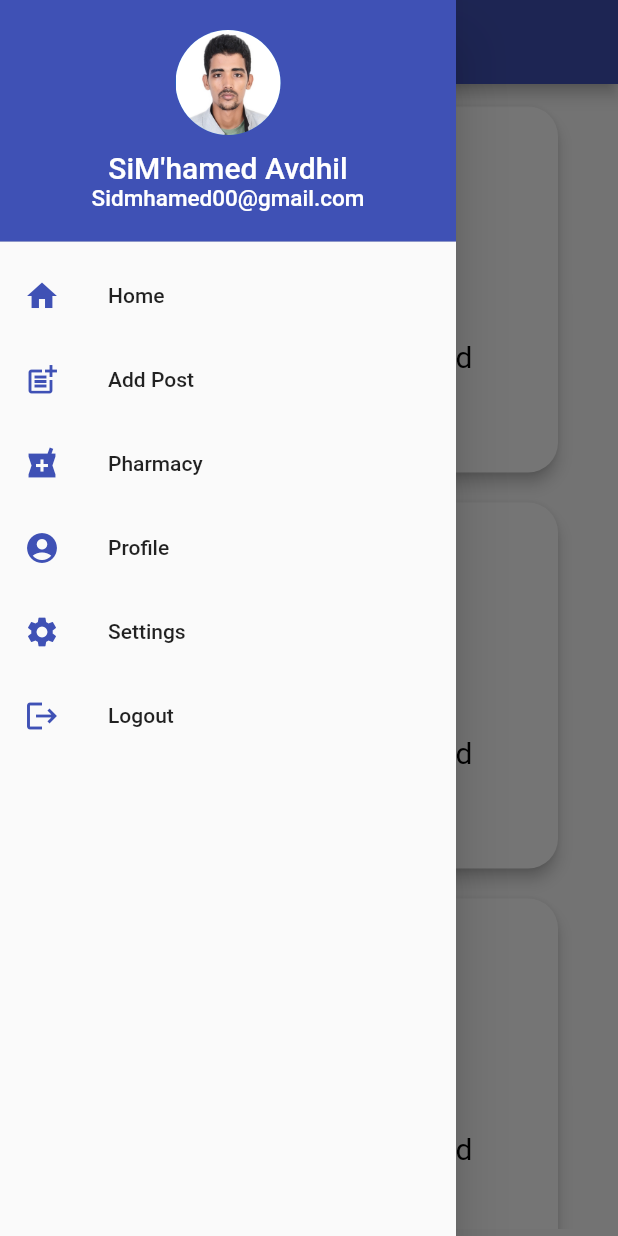
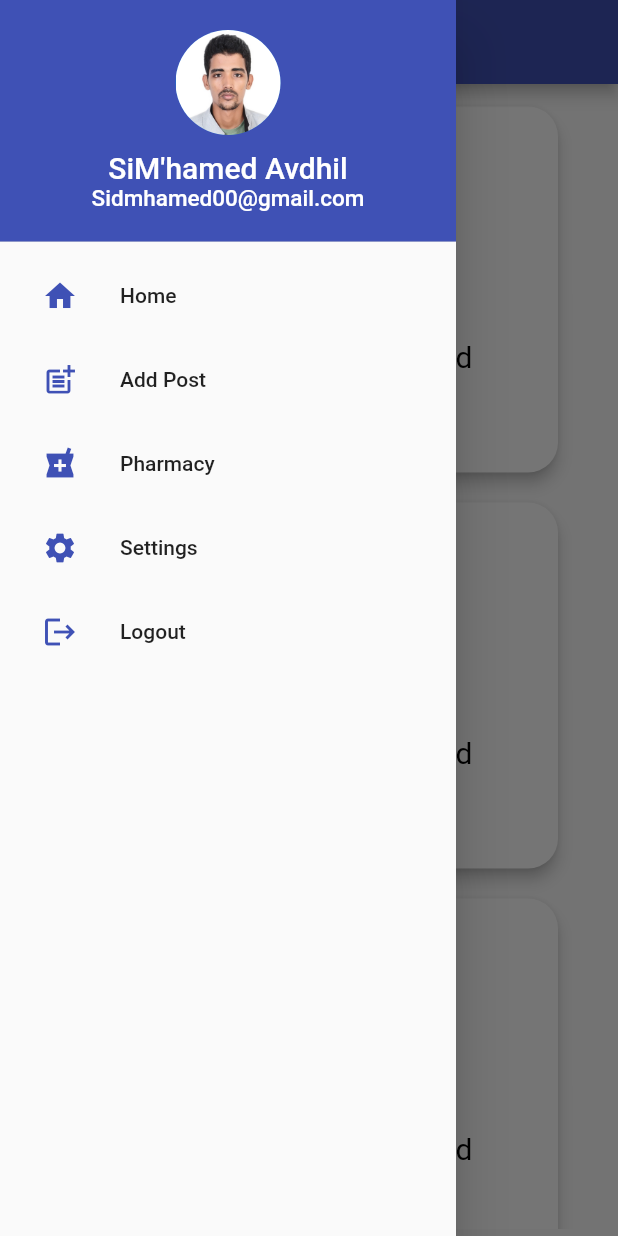
Before and after one commit to SidMhamed/AssistantApp, a Flutter app: the Home screen opened by its route, with the side drawer open, on a phone screen of 412 x 824 dp. Run offline on Flutter 3.47's test engine with Material 2 defaults, Android fonts, the phone set to English and light mode, and no system bars; our stand-ins replace image_picker.

Commit message:
Some Changes

```diff
--- a/lib/UI/Home.dart
+++ b/lib/UI/Home.dart
@@ -1,3 +1,4 @@
+import 'package:AssistantApp/UI/Settings.dart';
 import 'package:flutter/material.dart';
 
 class Home extends StatefulWidget {
@@ -52,7 +53,12 @@ class _HomeState extends State<Home> {
               ),
             ),
             ListTile(
-              leading: Icon(Icons.home,color: Colors.indigo,),
+              leading:IconButton(
+                icon: Icon(
+                  Icons.home,
+                  color: Colors.indigo,
+                ), onPressed: () {},
+              ),
               title: Text('Home'),
               onTap: () {
                 print('Home click me');
@@ -60,7 +66,12 @@ class _HomeState extends State<Home> {
               },
             ),
             ListTile(
-              leading: Icon(Icons.post_add,color: Colors.indigo,),
+              leading:IconButton(
+                icon: Icon(
+                  Icons.post_add,
+                  color: Colors.indigo,
+                ), onPressed: () {},
+              ),
               title: Text('Add Post'),
               onTap: () {
                 print('Add Post click me');
@@ -68,25 +79,39 @@ class _HomeState extends State<Home> {
               },
             ),
             ListTile(
-              leading: Icon(Icons.local_pharmacy,color: Colors.indigo,),
+              leading: IconButton(
+                icon: Icon(
+                  Icons.local_pharmacy,
+                  color: Colors.indigo,
+                ), onPressed: () {},
+              ),
               title: Text('Pharmacy'),
               onTap: () {
                 print('Pharmacy click me');
                 Navigator.pop(context);
               },
             ),
+            // ListTile(
+            //   leading: IconButton(
+            //     icon: Icon(
+            //       Icons.account_circle,
+            //       color: Colors.indigo,
+            //     ), onPressed: () {},
+            //   ),
+            //   title: Text('Profile'),
+            //   onTap: () {
+            //     print('Profile click me');
+            //     Navigator.pop(context);
+            //   },
+            // ),
             ListTile(
-              leading: Icon(Icons.account_circle,color: Colors.indigo,),
-              title: Text('Profile'),
-              onTap: () {
-                print('Profile click me');
-                Navigator.pop(context);
+              leading: IconButton(
+                icon: Icon(
+                  Icons.settings,
+                  color: Colors.indigo,
+                ), onPressed: () {
+                  Navigator.of(context).push(MaterialPageRoute(builder: (BuildContext context) => SettingsPage()));
               },
-            ),
-            ListTile(
-              leading: Icon(
-                Icons.settings,
-                color: Colors.indigo,
               ),
               title: Text('Settings'),
               onTap: () {
@@ -95,7 +120,12 @@ class _HomeState extends State<Home> {
               },
             ),
             ListTile(
-              leading: Icon(Icons.logout,color: Colors.indigo,),
+              leading:IconButton(
+                icon: Icon(
+                  Icons.logout,
+                  color: Colors.indigo,
+                ), onPressed: () {},
+              ),
               title: Text('Logout'),
               onTap: () {
                 Navigator.of(context).pushNamedAndRemoveUntil('/Login', (Route<dynamic> route) => false);
```
Also changed, not shown: lib/UI/Settings.dart (added, +196 -0 lines).
